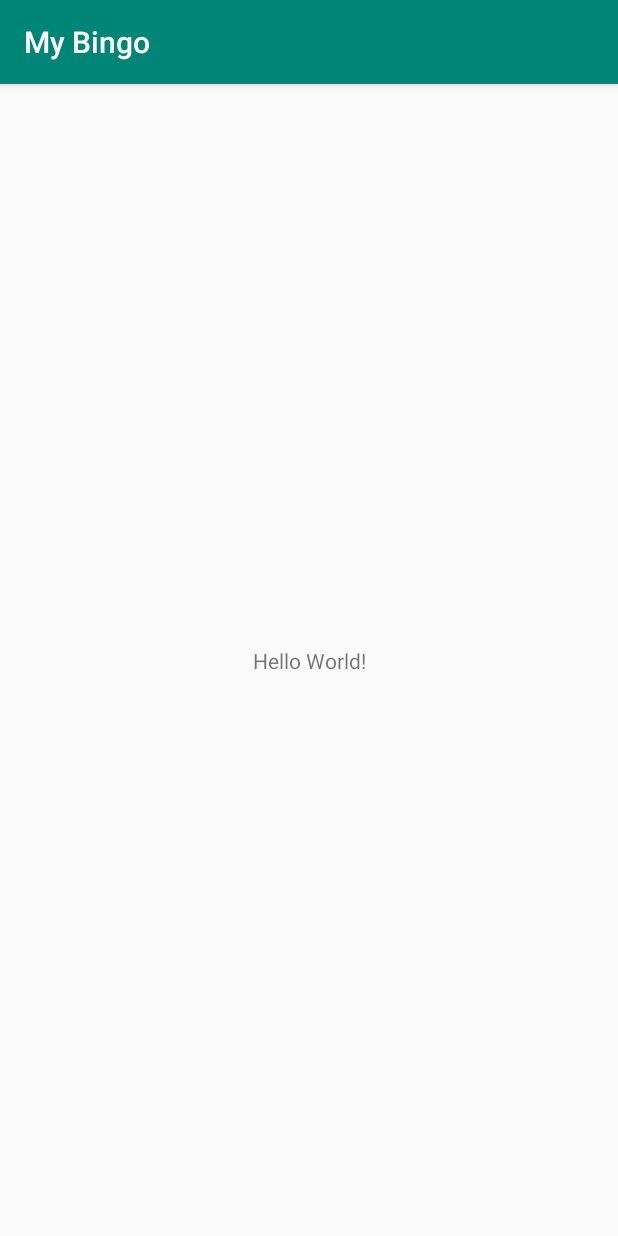
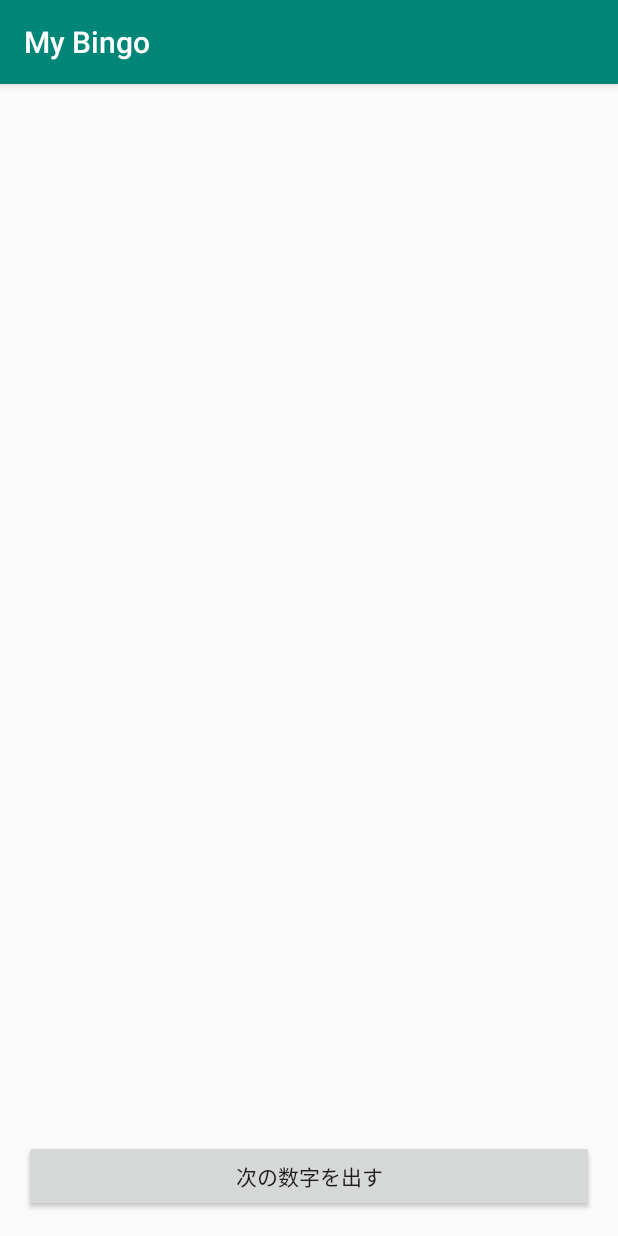
Before and after one commit to ozaki25/AndroidBingoHandson, an Android app: the screen it shows after launch (MainActivity), on a phone screen of 412 x 824 dp. Run offline under Robolectric (Android 15) with nearby library versions, the phone set to English and light mode, and no system bars.

Commit message:
ボタンを押してランダムな値を出すまで

```diff
--- a/app/src/main/java/com/example/mybingo/MainActivity.java
+++ b/app/src/main/java/com/example/mybingo/MainActivity.java
@@ -3,12 +3,28 @@ package com.example.mybingo;
 import androidx.appcompat.app.AppCompatActivity;
 
 import android.os.Bundle;
+import android.view.View;
+import android.widget.TextView;
 
 public class MainActivity extends AppCompatActivity {
+    private TextView historyView;
+    private TextView numberView;
+    private View button;
 
     @Override
     protected void onCreate(Bundle savedInstanceState) {
         super.onCreate(savedInstanceState);
         setContentView(R.layout.activity_main);
+
+        historyView = findViewById(R.id.historyView);
+        numberView = findViewById(R.id.numberView);
+        button = findViewById(R.id.button);
+
+        button.setOnClickListener(new View.OnClickListener() {
+            @Override
+            public void onClick(View v) {
+                numberView.setText("" + System.currentTimeMillis());
+            }
+        });
     }
 }
--- a/app/src/main/res/layout/activity_main.xml
+++ b/app/src/main/res/layout/activity_main.xml
@@ -7,12 +7,44 @@
     tools:context=".MainActivity">
 
     <TextView
-        android:layout_width="wrap_content"
+        android:id="@+id/historyView"
+        android:layout_width="0dp"
         android:layout_height="wrap_content"
-        android:text="Hello World!"
-        app:layout_constraintBottom_toBottomOf="parent"
+        android:layout_marginLeft="16dp"
+        android:layout_marginTop="8dp"
+        android:layout_marginRight="16dp"
         app:layout_constraintLeft_toLeftOf="parent"
         app:layout_constraintRight_toRightOf="parent"
-        app:layout_constraintTop_toTopOf="parent" />
+        app:layout_constraintTop_toTopOf="parent"
+        tools:text="1,2,3,4,5" />
+
+    <Button
+        android:id="@+id/button"
+        android:layout_width="0dp"
+        android:layout_height="wrap_content"
+        android:layout_marginStart="16dp"
+        android:layout_marginEnd="16dp"
+        android:layout_marginBottom="16dp"
+        android:text="@string/next_number"
+        app:layout_constraintBottom_toBottomOf="parent"
+        app:layout_constraintEnd_toEndOf="parent"
+        app:layout_constraintHorizontal_bias="0.498"
+        app:layout_constraintStart_toStartOf="parent" />
+
+    <TextView
+        android:id="@+id/numberView"
+        android:layout_width="0dp"
+        android:layout_height="0dp"
+        android:layout_marginStart="16dp"
+        android:layout_marginTop="16dp"
+        android:layout_marginEnd="16dp"
+        android:layout_marginBottom="16dp"
+        android:gravity="center"
+        android:textSize="100sp"
+        app:layout_constraintBottom_toTopOf="@+id/button"
+        app:layout_constraintEnd_toEndOf="parent"
+        app:layout_constraintStart_toStartOf="parent"
+        app:layout_constraintTop_toBottomOf="@+id/historyView"
+        tools:text="75" />
 
 </androidx.constraintlayout.widget.ConstraintLayout>
--- a/app/src/main/res/values/strings.xml
+++ b/app/src/main/res/values/strings.xml
@@ -1,3 +1,4 @@
 <resources>
     <string name="app_name">My Bingo</string>
+    <string name="next_number">次の数字を出す</string>
 </resources>
```
